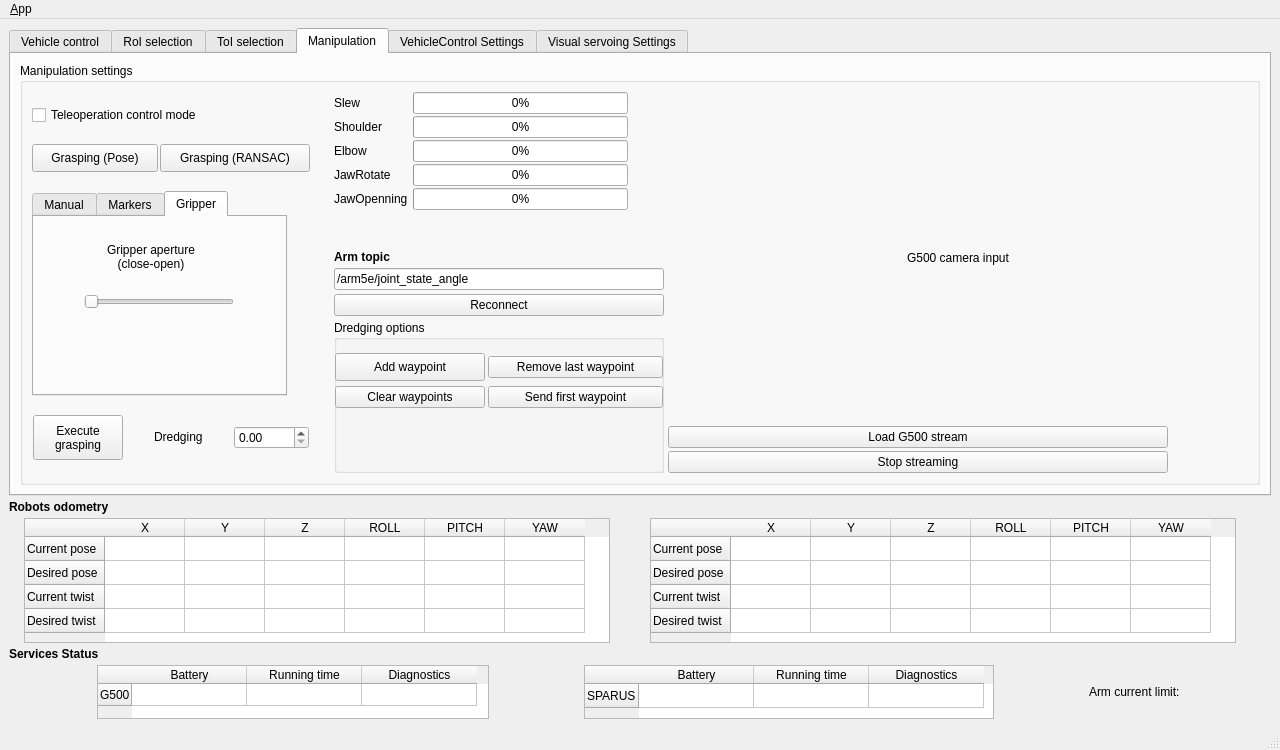
Qt form ui/main_window.ui (jcgarsan/merbots_gui) before a commit.
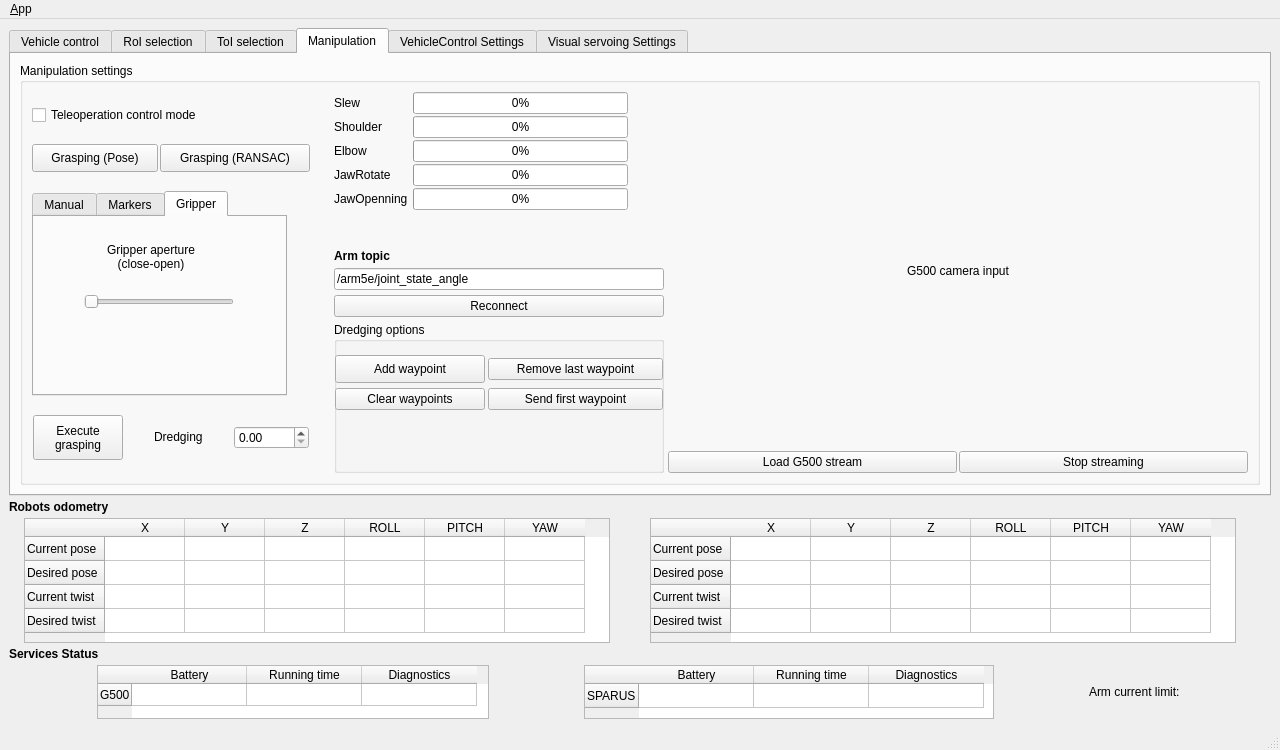
The same form after that commit. The open tabs and pages were chosen to show the change. Icons and pictures are not drawn.

Commit message: Visual adjustments in camera views

Patch:
```diff
--- a/ui/main_window.ui
+++ b/ui/main_window.ui
@@ -1090,11 +1090,17 @@
           <item row="0" column="0" colspan="2">
            <widget class="QGroupBox" name="groupBox_130">
             <property name="sizePolicy">
-             <sizepolicy hsizetype="Expanding" vsizetype="Expanding">
+             <sizepolicy hsizetype="Expanding" vsizetype="MinimumExpanding">
               <horstretch>0</horstretch>
               <verstretch>0</verstretch>
              </sizepolicy>
             </property>
+            <property name="minimumSize">
+             <size>
+              <width>0</width>
+              <height>400</height>
+             </size>
+            </property>
             <property name="title">
              <string>Manipulation settings</string>
             </property>
@@ -1585,7 +1591,7 @@
                <item>
                 <layout class="QVBoxLayout" name="verticalLayout_10">
                  <property name="spacing">
-                  <number>4</number>
+                  <number>5</number>
                  </property>
                  <property name="leftMargin">
                   <number>0</number>
@@ -1602,7 +1608,7 @@
                  <item>
                   <layout class="QFormLayout" name="formLayout_2">
                    <property name="sizeConstraint">
-                    <enum>QLayout::SetFixedSize</enum>
+                    <enum>QLayout::SetMinimumSize</enum>
                    </property>
                    <property name="horizontalSpacing">
                     <number>5</number>
@@ -1801,6 +1807,12 @@
                  </item>
                  <item>
                   <widget class="QGroupBox" name="groupBox_5">
+                   <property name="sizePolicy">
+                    <sizepolicy hsizetype="Preferred" vsizetype="Minimum">
+                     <horstretch>0</horstretch>
+                     <verstretch>0</verstretch>
+                    </sizepolicy>
+                   </property>
                    <property name="title">
                     <string>Dredging options</string>
                    </property>
@@ -1908,7 +1920,7 @@
                <item>
                 <layout class="QVBoxLayout" name="verticalLayout_7">
                  <property name="spacing">
-                  <number>3</number>
+                  <number>2</number>
                  </property>
                  <item>
                   <widget class="QLabel" name="g500StreamView2">
@@ -1939,22 +1951,39 @@
                   </widget>
                  </item>
                  <item>
+                  <layout class="QHBoxLayout" name="horizontalLayout_9">
+                   <property name="spacing">
+                    <number>2</number>
+                   </property>
+                   <property name="leftMargin">
+                    <number>0</number>
+                   </property>
+                   <property name="topMargin">
+                    <number>0</number>
+                   </property>
+                   <property name="rightMargin">
+                    <number>0</number>
+                   </property>
+                   <property name="bottomMargin">
+                    <number>0</number>
+                   </property>
+                   <item>
                   <widget class="QPushButton" name="g500LoadStreamButton2">
                    <property name="sizePolicy">
-                    <sizepolicy hsizetype="Fixed" vsizetype="Fixed">
+                      <sizepolicy hsizetype="Expanding" vsizetype="Fixed">
                      <horstretch>0</horstretch>
                      <verstretch>0</verstretch>
                     </sizepolicy>
                    </property>
                    <property name="minimumSize">
                     <size>
-                     <width>500</width>
+                       <width>0</width>
                      <height>0</height>
                     </size>
                    </property>
                    <property name="maximumSize">
                     <size>
-                     <width>400</width>
+                       <width>16777215</width>
                      <height>16777215</height>
                     </size>
                    </property>
@@ -1966,20 +1995,20 @@
                  <item>
                   <widget class="QPushButton" name="g500StopStreamButton2">
                    <property name="sizePolicy">
-                    <sizepolicy hsizetype="Fixed" vsizetype="Fixed">
+                      <sizepolicy hsizetype="Expanding" vsizetype="Fixed">
                      <horstretch>0</horstretch>
                      <verstretch>0</verstretch>
                     </sizepolicy>
                    </property>
                    <property name="minimumSize">
                     <size>
-                     <width>500</width>
+                       <width>0</width>
                      <height>0</height>
                     </size>
                    </property>
                    <property name="maximumSize">
                     <size>
-                     <width>400</width>
+                       <width>16777215</width>
                      <height>16777215</height>
                     </size>
                    </property>
@@ -1987,6 +2016,8 @@
                     <string>Stop streaming</string>
                    </property>
                   </widget>
+                   </item>
+                  </layout>
                  </item>
                 </layout>
                </item>
```
Left out of the diff: 13 changed lines with no effect on the pictures. Lines whose indentation alone changed are shown as unchanged. The commit also changes 1 other file.
